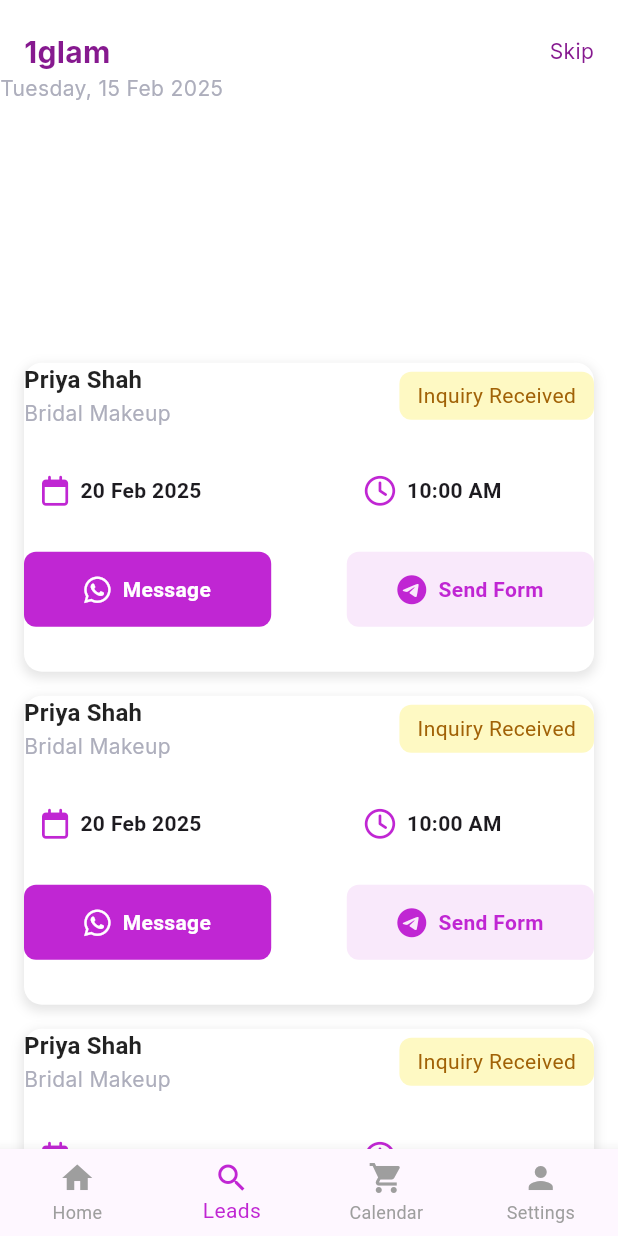
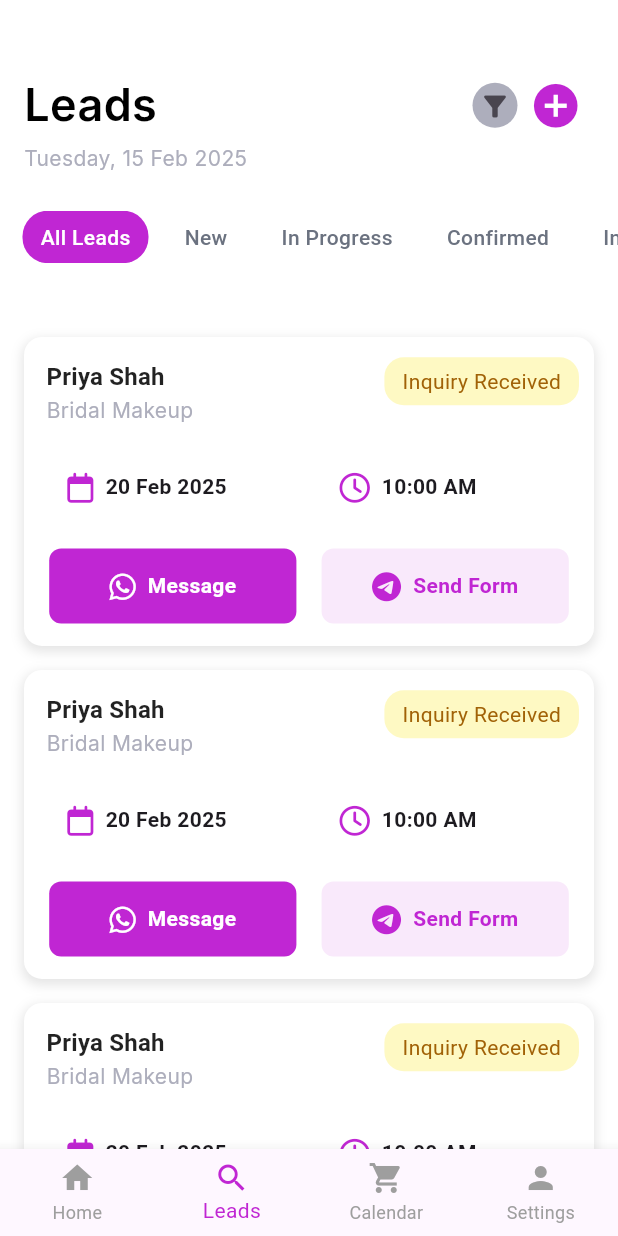
Before and after one commit to Chinmayverma1602/1glam, a Flutter app: the LeadsPage screen opened by its route, on a phone screen of 412 x 824 dp. Run offline on Flutter 3.47's test engine with Material 3 defaults, Android fonts, the phone set to English and light mode, and no system bars; our stand-ins replace cloud_firestore, dropdown_textfield, firebase_auth, firebase_core, flutter_svg, font_awesome_flutter and 11 more; missing offline and left inert: flutter_facebook_auth, switcher_button; accounts and stored records are empty; project files that could hold a hidden picture were left out.

Commit message:
Leads Page Updated

```diff
--- a/lib/screens/LeadsPage.dart
+++ b/lib/screens/LeadsPage.dart
@@ -1,9 +1,11 @@
 import 'package:flutter/material.dart';
 import 'package:glam1/constants/AppColors.dart';
 import 'package:glam1/widgets/CustomHeader.dart';
+import 'package:glam1/widgets/CustomHeaderLeadsPage.dart';
 import 'package:glam1/widgets/CustomSubtitle.dart';
 import 'package:glam1/widgets/LeadDetailsButton.dart';
 import 'package:glam1/widgets/BottomNavBar.dart';
+import 'package:glam1/widgets/LeadsPageFilterBar.dart';
 
 class LeadsPage extends StatefulWidget {
   const LeadsPage({super.key});
@@ -43,13 +45,23 @@ class _LeadsPageState extends State<LeadsPage> {
     return Scaffold(
       backgroundColor: Colors.white,
       body: SingleChildScrollView(
+
         child: Column(
           crossAxisAlignment: CrossAxisAlignment.start,
           children: [
-            CustomHeader(),
-            CustomSubTitle(
-                subtitle: "Tuesday, 15 Feb 2025", color: AppColors.hintText),
-            SizedBox(height: MediaQuery.of(context).size.height * 0.2),
+            SizedBox(height: MediaQuery.of(context).size.height * 0.03,),
+            CustomHeaderLeadsPage(),
+            Padding(
+              padding: EdgeInsets.only(left: 16),
+              child: CustomSubTitle(
+                  subtitle: "Tuesday, 15 Feb 2025", color: AppColors.hintText),
+            ),
+            SizedBox(height: MediaQuery.of(context).size.height * 0.03),
+            Padding(
+              padding: const EdgeInsets.only(left: 9.0),
+              child: LeadsPageFilterBar(onFilterSelected: (){}),
+            ),
+            SizedBox(height: MediaQuery.of(context).size.height * 0.05),
             LeadDetailsButton(),
             LeadDetailsButton(),
             LeadDetailsButton(),
--- /dev/null
+++ b/lib/widgets/CustomHeaderLeadsPage.dart
@@ -0,0 +1,56 @@
+import 'package:flutter/material.dart';
+import 'package:glam1/constants/AppColors.dart';
+import 'package:glam1/screens/HomePage.dart';
+import 'package:google_fonts/google_fonts.dart';
+
+class CustomHeaderLeadsPage extends StatelessWidget {
+  const CustomHeaderLeadsPage({super.key});
+
+  @override
+  Widget build(BuildContext context) {
+    return Padding(
+      padding: const EdgeInsets.only(top: 20, left: 16, right: 16),
+      child: Row(
+        mainAxisAlignment: MainAxisAlignment.spaceBetween,
+        children: [
+          Text(
+            "Leads",
+            style: GoogleFonts.inter(
+                fontSize: 30, fontWeight: FontWeight.w600, color: Colors.black),
+          ),
+          GestureDetector(
+              onTap: () {
+                Navigator.push(context,
+                    MaterialPageRoute(builder: (context) => HomePage()));
+              },
+              child: Row(
+                mainAxisAlignment: MainAxisAlignment.start,
+                children: [
+                  Container(
+                      height: 30,
+                      width: 30,
+                      padding: EdgeInsets.only(top: 2),
+                      decoration: BoxDecoration(
+                          color: AppColors.hintText, shape: BoxShape.circle),
+                      child: IconButton(
+                        onPressed: () {},
+                        icon: Icon(
+                          Icons.filter_alt,
+                          size: 22,
+                        ),
+                        padding: EdgeInsets.zero,
+                      )),
+                  IconButton(
+                      onPressed: () {},
+                      icon: Icon(
+                        Icons.add_circle_outlined,
+                        color: AppColors.primary,
+                        size: 35,
+                      )),
+                ],
+              )),
+        ],
+      ),
+    );
+  }
+}
--- a/lib/widgets/LeadDetailsButton.dart
+++ b/lib/widgets/LeadDetailsButton.dart
@@ -39,23 +39,30 @@ class _LeadDetailsButtonState extends State<LeadDetailsButton> {
               Column(
                 crossAxisAlignment: CrossAxisAlignment.start,
                 children: [
-                  Text(
+                  Padding(
+                    padding: EdgeInsets.only(left: 15, top: 15),
+                    child: Text(
                       "Priya Shah",
                       style: Theme.of(context).textTheme.titleMedium?.copyWith(
                             fontWeight: FontWeight.bold,
                             color: Colors.black87,
                           ),
                     ),
-                  CustomSubTitle(
+                  ),
+                  Padding(
+                    padding: EdgeInsets.only(left: 15),
+                    child: CustomSubTitle(
                         subtitle: "Bridal Makeup",
                         color: AppColors.hintText),
+                  ),
                 ],
               ),
               Container(
+                margin: EdgeInsets.only(right: 10),
                 padding: EdgeInsets.symmetric(horizontal: 12, vertical: 6),
                 decoration: BoxDecoration(
                   color: AppColors.inquiryButtonColor,
-                  borderRadius: BorderRadius.circular(8),
+                  borderRadius: BorderRadius.circular(13),
                 ),
                 child: Text(
                   "Inquiry Received",
@@ -72,7 +79,7 @@ class _LeadDetailsButtonState extends State<LeadDetailsButton> {
 
 
           Row(
-            mainAxisAlignment: MainAxisAlignment.spaceBetween,
+            mainAxisAlignment: MainAxisAlignment.spaceEvenly,
             children: [
               _infoContainer(
                 icon: FontAwesomeIcons.calendar,
@@ -93,7 +100,7 @@ class _LeadDetailsButtonState extends State<LeadDetailsButton> {
 
 
           Row(
-            mainAxisAlignment: MainAxisAlignment.spaceBetween,
+            mainAxisAlignment: MainAxisAlignment.spaceEvenly,
             children: [
               _actionButton(
                 icon: FontAwesomeIcons.whatsapp,
--- /dev/null
+++ b/lib/widgets/LeadsPageFilterBar.dart
@@ -0,0 +1,62 @@
+import 'package:flutter/material.dart';
+import 'package:glam1/constants/AppColors.dart';
+
+class LeadsPageFilterBar extends StatefulWidget {
+
+  final VoidCallback onFilterSelected;
+  const LeadsPageFilterBar({super.key, required this.onFilterSelected});
+
+  @override
+  State<LeadsPageFilterBar> createState() => _LeadsPageFilterBarState();
+}
+
+class _LeadsPageFilterBarState extends State<LeadsPageFilterBar> {
+
+  String selectedFilter = "All Leads";
+
+  final List<String> filters = [
+    "All Leads", "New", "In Progress", "Confirmed",
+    "Inquiry Recieved", "Qualified Lead", "Accepted Leads"
+  ];
+
+  @override
+  Widget build(BuildContext context) {
+    return SizedBox(
+      height: 35,
+      child: ListView.builder(
+        scrollDirection: Axis.horizontal,
+        itemCount: filters.length,
+        itemBuilder: (context, index) {
+          String filter = filters[index];
+          bool isSelected = filter == selectedFilter;
+
+          return Padding(
+            padding: const EdgeInsets.symmetric(horizontal: 6),
+            child: GestureDetector(
+              onTap: () {
+                setState(() {
+                  selectedFilter = filter;
+                });
+                widget.onFilterSelected();
+              },
+              child: Container(
+                padding: const EdgeInsets.symmetric(horizontal: 12, vertical: 8),
+                decoration: BoxDecoration(
+                  color: isSelected ? AppColors.primary : AppColors.light,
+                  borderRadius: BorderRadius.circular(17),
+                ),
+                child: Text(
+                  filter,
+                  style: TextStyle(
+                    color: isSelected ? AppColors.light : AppColors.secondaryText,
+                    fontWeight: FontWeight.w500,
+                  ),
+                ),
+              ),
+            ),
+          );
+        },
+      ),
+    );
+  }
+}
```
Also changed, not shown: 128 other files. Lines whose indentation alone changed are shown as unchanged.
